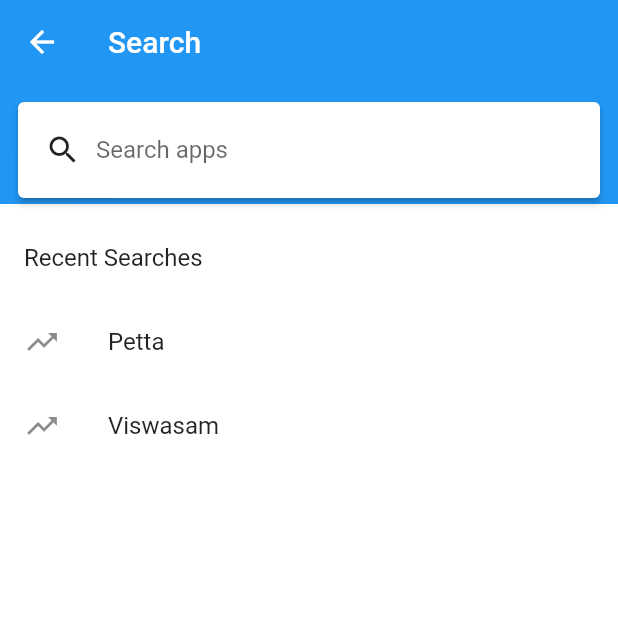
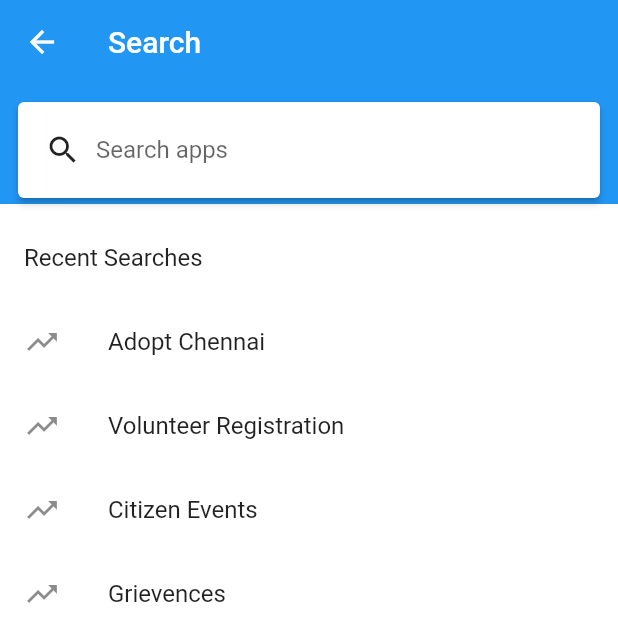
Before and after one commit to chennaitricolor/CEP-Main, a Flutter app: the Search screen opened directly, on a phone screen of 412 x 824 dp. Shown: the top 642 px of the screen. Run offline on Flutter 3.47's test engine with Material 2 defaults, Android fonts, the light colour scheme and no system bars; our stand-ins replace carousel_slider, cloud_firestore, file_picker, firebase_auth, firebase_messaging, firebase_storage and 4 more; missing offline and left inert: flutter_webview_plugin, google_maps_webservice; accounts and stored records are empty; Roboto replaces fonts that are missing (Raleway).

Commit message:
Search and All Apps Implemented

```diff
--- a/lib/routes/dashboard/search.dart
+++ b/lib/routes/dashboard/search.dart
@@ -1,4 +1,5 @@
 import 'package:flutter/material.dart';
+import 'package:namma_chennai/utils/default_data.dart';
 
 class Search extends StatefulWidget {
   @override
@@ -6,29 +7,32 @@ class Search extends StatefulWidget {
 }
 
 class _SearchState extends State<Search> {
-  List<Widget> initSearchWidgets = [
-    ListTile(
-      title: Text("Recent Searches"),
-    ),
-    Column(
-      children: <Widget>[
-        InkWell(
-          onTap: () {},
-          child: ListTile(
-            leading: Icon(Icons.trending_up),
-            title: Text('Petta'),
-          ),
-        ),
-        InkWell(
-          onTap: () {},
-          child: ListTile(
-            leading: Icon(Icons.trending_up),
-            title: Text('Viswasam'),
-          ),
-        ),
-      ],
-    )
-  ];
+  List<Map<String, String>> searchResult;
+  List<Widget> searchResultWidget;
+  String searchTerm = '';
+
+  @override
+  void initState() {
+    super.initState();
+    this.searchResult = DefaultData.apps;
+    // getAllApps();
+    buildSearchResultWidget();
+  }
+
+  buildSearchResultWidget() {
+    this.searchResultWidget = [];
+    searchResult.forEach((result) {
+      if (result["appName"].toLowerCase().indexOf(searchTerm.toLowerCase()) >= 0 || searchTerm.isEmpty) {
+        this.searchResultWidget.add(InkWell(
+              onTap: () {},
+              child: ListTile(
+                leading: Icon(Icons.trending_up),
+                title: Text(result["appName"]),
+              ),
+            ));
+      }
+    });
+  }
 
   Widget searchCard() => Padding(
         padding: const EdgeInsets.all(8.0),
@@ -48,6 +52,12 @@ class _SearchState extends State<Search> {
                 ),
                 Expanded(
                   child: TextField(
+                    onChanged: (value) {
+                      setState(() {
+                        searchTerm = value;
+                      });
+                      buildSearchResultWidget();
+                    },
                     decoration: InputDecoration(
                         border: InputBorder.none, hintText: "Search apps"),
                   ),
@@ -78,7 +88,14 @@ class _SearchState extends State<Search> {
           ]),
           Container(
             child: Column(
-              children: initSearchWidgets,
+              children: <Widget>[
+                ListTile(
+                  title: Text(searchTerm.length == 0
+                      ? "Recent Searches"
+                      : "Search Result"),
+                ),
+                Column(children: searchResultWidget)
+              ],
             ),
           )
         ]));
--- /dev/null
+++ b/lib/utils/default_data.dart
@@ -0,0 +1,32 @@
+class DefaultData {
+  static List<Map<String, String>> apps = [
+    {
+      "appName": "Adopt Chennai",
+      "appDesc": "Chennai has many waterbodies , park , streets  that requires peoples time and effort to clean and maintain it . The “Adopt Chennai” Micro-app lets you express your interest to adopt/maintain a waterbody, park, street in your locality. The corporation of Chennai requires you to be a part of a registered NGO to adopt/maintain a public property.",
+      "appIconUrl": "assets/images/apps/1.png",
+      "appUrl": "https://adopt-nammachennai.firebaseapp.com/",
+      "appLaunchDate": "01-01-2019"
+    },
+    {
+      "appName": "Volunteer Registration",
+      "appDesc": "Volunteering offers vital help to people in need, worthwhile causes, and the community, but the benefits can be even greater for you, the volunteer. Chennai has many volunteer organisations that work for different causes . The “Volunteer for Chennai” Micro-app connects you with NGOs and their activities.",
+      "appIconUrl": "assets/images/apps/2.png",
+      "appUrl": "https://adopt-nammachennai.firebaseapp.com/",
+      "appLaunchDate": "02-02-2019"
+    },
+    {
+      "appName": "Citizen Events",
+      "appDesc": "The Chennai corporation and associated NGO’s conduct many public welfare events that require your time. The “Upcoming Events” micro-app lets you coordinate with the event organisers and helps you participate in events that impact the life of people.",
+      "appIconUrl": "assets/images/apps/3.png",
+      "appUrl": "https://adopt-nammachennai.firebaseapp.com/",
+      "appLaunchDate": "03-03-2019"
+    },
+    {
+      "appName": "Grievences",
+      "appDesc": "The Grievences micro-app lets you register complaints with the Chennai city corporation. You can view and follow up with the status of your application at any given point of time.",
+      "appIconUrl": "assets/images/apps/4.png",
+      "appUrl": "https://adopt-nammachennai.firebaseapp.com/",
+      "appLaunchDate": "04-04-2019"
+    }
+  ];
+}
```
Also changed, not shown: lib/routes/dashboard/allapps.dart (+24 -11 lines), lib/routes/dashboard/myapps.dart (+85 -134 lines).
